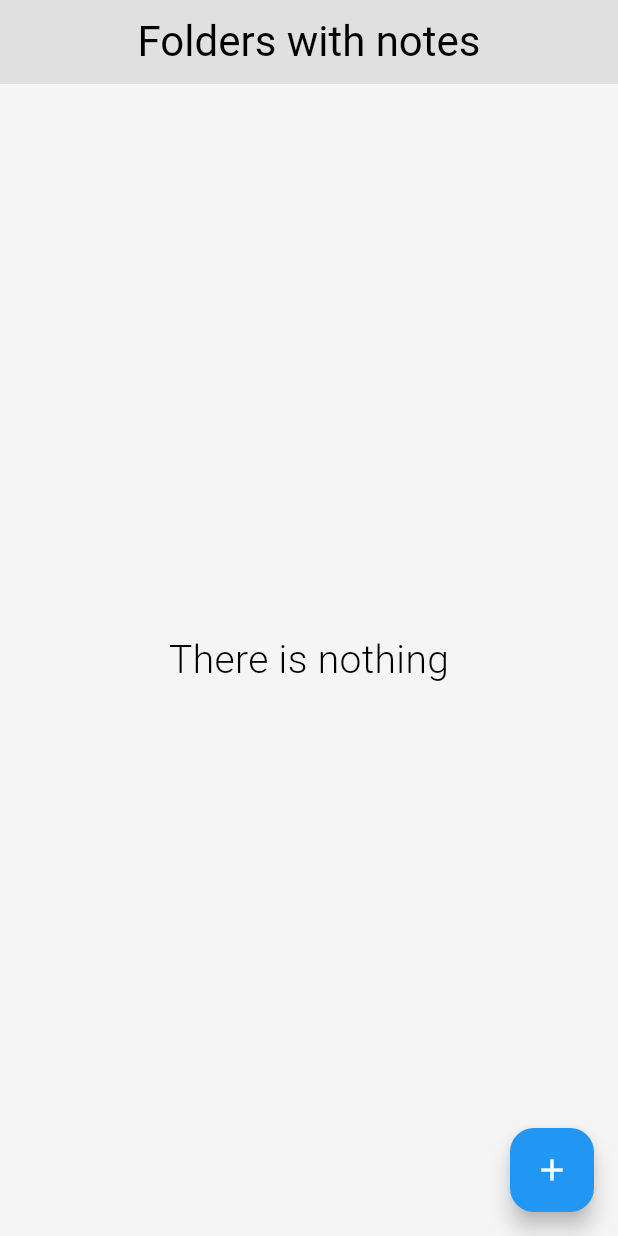
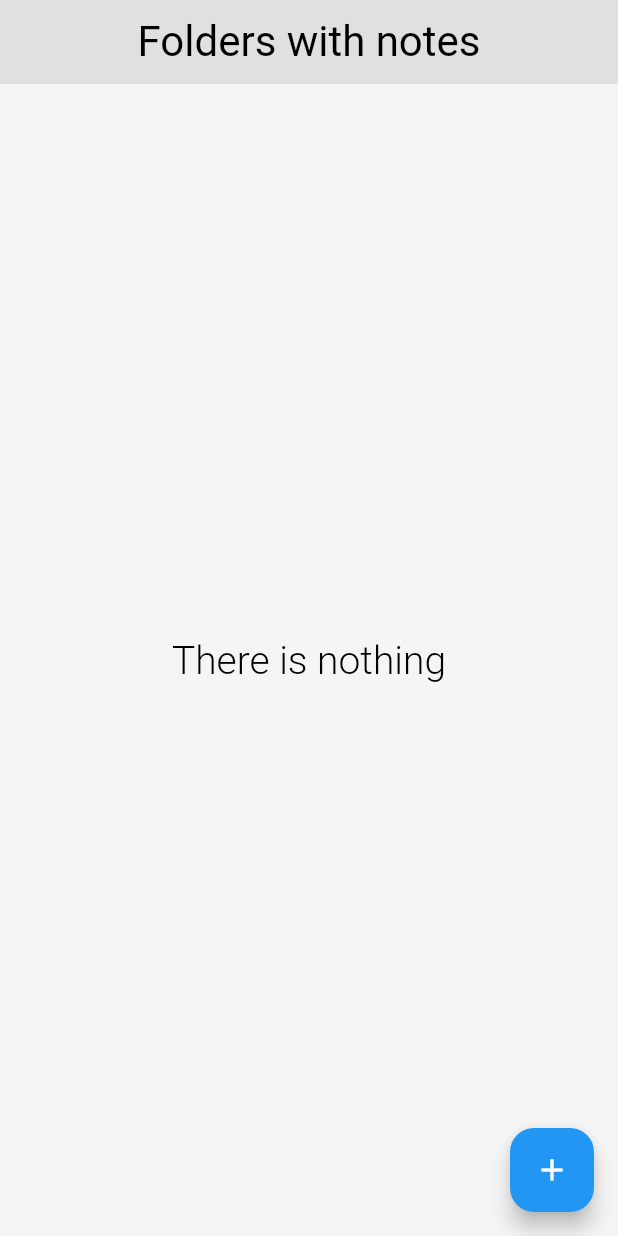
Before and after one commit to Fileurix3/notes_app, a Flutter app: the screen it shows after launch, on a phone screen of 412 x 824 dp. Run offline on Flutter 3.47's test engine with Material 3 defaults, Android fonts, the phone set to English and light mode, and no system bars; our stand-ins replace flutter_markdown, flutter_slidable, sqflite; missing offline and left inert: simple_markdown_editor; accounts and stored records are empty.

Commit message:
add text error

```diff
--- a/lib/pages/note_page.dart
+++ b/lib/pages/note_page.dart
@@ -81,14 +81,14 @@ class _NotePageState extends State<NotePage> {
             return Center(
               child: Text(
                 'Error loading note',
-                style: Theme.of(context).textTheme.headlineSmall,
+                style: Theme.of(context).textTheme.headlineMedium,
               )
             );
           } else if (!snapshot.hasData || snapshot.data == null) {
             return Center(
               child: Text(
                 'Note not found',
-                style: Theme.of(context).textTheme.headlineSmall,
+                style: Theme.of(context).textTheme.headlineMedium,
               )
             );
           } else {
--- a/lib/pages/notes_folders_page.dart
+++ b/lib/pages/notes_folders_page.dart
@@ -124,13 +124,10 @@ class _NotesFoldersPageState extends State<NotesFoldersPage> {
               child: CircularProgressIndicator(),
             );
           }else if(snapshot.data == null || snapshot.data!.isEmpty){
-            return const Center(
+            return Center(
               child: Text(
                 "There is nothing",
-                style: TextStyle(
-                  fontSize: 26,
-                  fontWeight: FontWeight.w300
-                ),
+                style: Theme.of(context).textTheme.headlineMedium
               )
             );
           }else{
--- a/lib/theme.dart
+++ b/lib/theme.dart
@@ -2,7 +2,8 @@ import 'package:flutter/material.dart';
 
 const textTheme = TextTheme(
   titleLarge: TextStyle(fontSize: 28),
-  headlineSmall: TextStyle(fontSize: 26, fontWeight: FontWeight.w300),
+  headlineMedium: TextStyle(fontSize: 26, fontWeight: FontWeight.w300),
+  headlineSmall: TextStyle(fontSize: 26),
   titleSmall: TextStyle(fontSize: 20, fontWeight: FontWeight.w400),
   labelMedium: TextStyle(fontSize: 18, color: Colors.white),
   labelLarge: TextStyle(fontSize: 18, fontWeight: FontWeight.w400),
```
Also changed, not shown: lib/pages/notes_list_page.dart (+2 -5 lines), lib/widgets/read_note.dart (+8 -8 lines).
